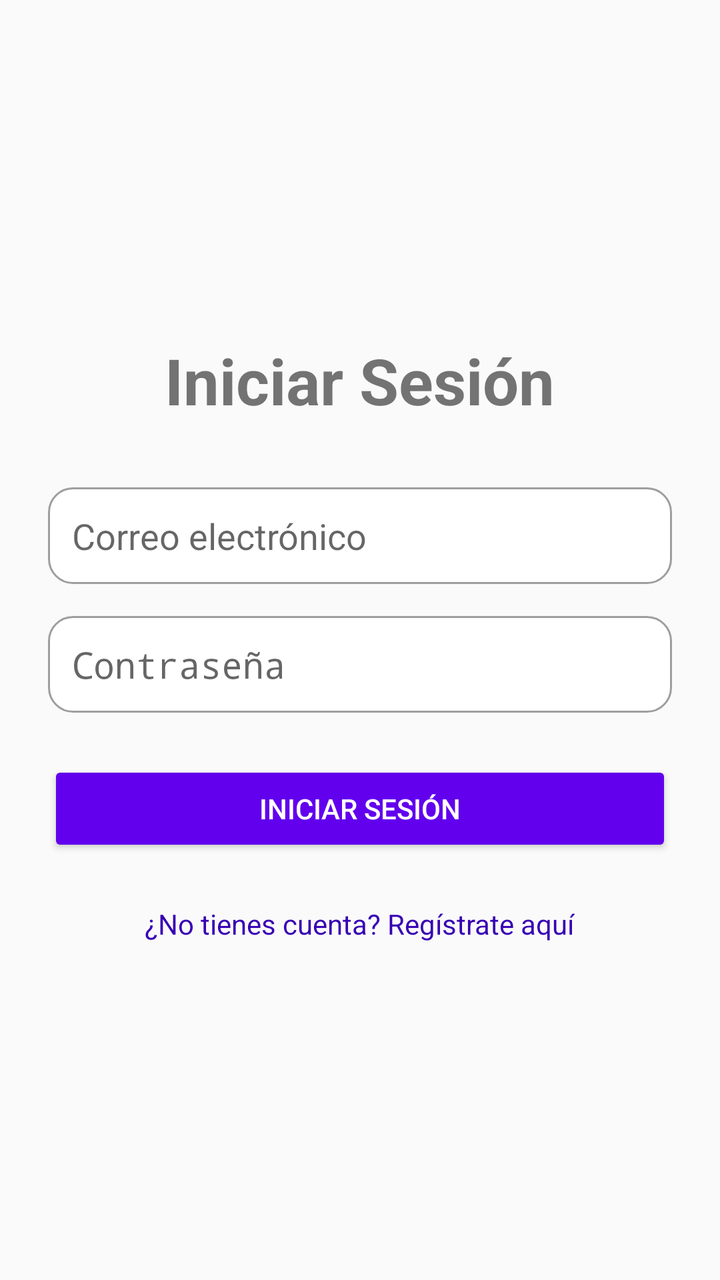
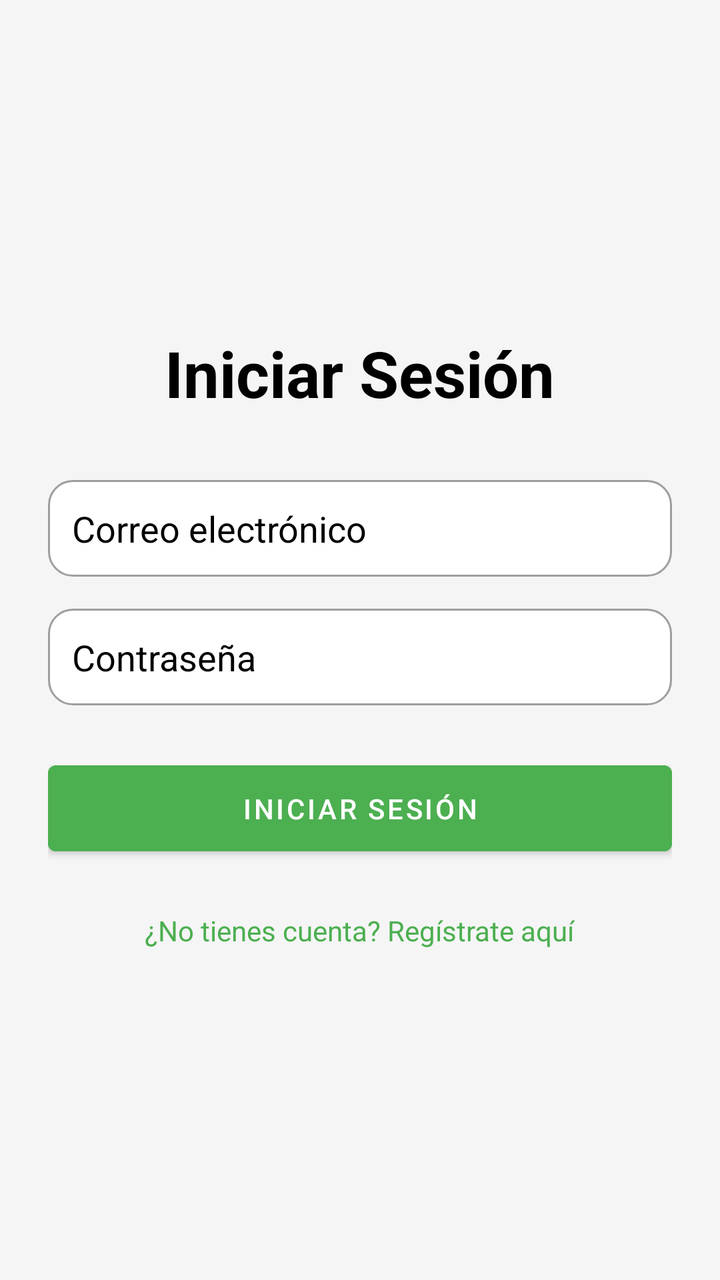

Screens rendered from an Android XML layout before and after an edit, with the pre-edit source and the edit as a unified diff.
<!-- AndroidManifest.xml: application theme Theme.Proyectoplata -->
<!-- res/layout/activity_login.xml -->
<?xml version="1.0" encoding="utf-8"?>
<LinearLayout xmlns:android="http://schemas.android.com/apk/res/android"
    xmlns:app="http://schemas.android.com/apk/res-auto"
    xmlns:tools="http://schemas.android.com/tools"
    android:layout_width="match_parent"
    android:layout_height="match_parent"
    android:orientation="vertical"
    android:gravity="center"
    android:padding="24dp"
    tools:context=".LoginActivity">

    <TextView
        android:layout_width="wrap_content"
        android:layout_height="wrap_content"
        android:text="Iniciar Sesión"
        android:textSize="32sp"
        android:textStyle="bold"
        android:layout_marginBottom="32dp"/>

    <EditText
        android:id="@+id/et_login_email"
        android:layout_width="match_parent"
        android:layout_height="wrap_content"
        android:hint="Correo electrónico"
        android:inputType="textEmailAddress"
        android:padding="12dp"
        android:minHeight="48dp"
        android:layout_marginBottom="16dp"
        android:background="@drawable/rounded_corners_edittext"/>

    <EditText
        android:id="@+id/et_login_password"
        android:layout_width="match_parent"
        android:layout_height="wrap_content"
        android:hint="Contraseña"
        android:inputType="textPassword"
        android:padding="12dp"
        android:minHeight="48dp"
        android:layout_marginBottom="24dp"
        android:background="@drawable/rounded_corners_edittext"/>

    <Button
        android:id="@+id/btn_login"
        android:layout_width="match_parent"
        android:layout_height="wrap_content"
        android:text="Iniciar Sesión"
        android:backgroundTint="#6200EE"
        android:textColor="@android:color/white"
        android:padding="12dp"/>

    <TextView
        android:id="@+id/tv_register_link"
        android:layout_width="wrap_content"
        android:layout_height="wrap_content"
        android:text="¿No tienes cuenta? Regístrate aquí"
        android:textColor="@color/design_default_color_primary_variant"
        android:layout_marginTop="24dp"
        android:clickable="true"
        android:focusable="true"/>

</LinearLayout>
<!-- resources referenced by this layout -->
<resources>
  <!-- drawable rounded_corners_edittext (drawable) -->
  <?xml version="1.0" encoding="utf-8"?>
  <shape xmlns:android="http://schemas.android.com/apk/res/android">
      <solid android:color="@android:color/white" />
      <corners android:radius="12dp" />
      <stroke android:width="1dp" android:color="#9E9E9E" />
  </shape>
  <style name="Theme.Proyectoplata" parent="Theme.AppCompat.Light.NoActionBar">
          <item name="colorPrimary">@color/colorPrimary</item>
          <item name="colorPrimaryDark">@color/colorPrimaryDark</item>
          <item name="colorAccent">@color/colorAccent</item>
      </style>
  <color name="colorPrimary">@color/purple_500</color>
  <color name="colorPrimaryDark">@color/purple_700</color>
  <color name="colorAccent">@color/teal_200</color>
  <color name="purple_500">#FF6200EE</color>
  <color name="purple_700">#FF3700B3</color>
  <color name="teal_200">#FF03DAC5</color>
</resources>

<!-- the commit's change to res/layout/activity_login.xml (unified diff, before → after) -->
@@ -7,55 +7,54 @@
     android:orientation="vertical"
     android:gravity="center"
     android:padding="24dp"
-    tools:context=".LoginActivity">
-
+    android:background="?attr/android:colorBackground" tools:context=".LoginActivity">
     <TextView
         android:layout_width="wrap_content"
         android:layout_height="wrap_content"
-        android:text="Iniciar Sesión"
+        android:text="@string/login_title"
         android:textSize="32sp"
         android:textStyle="bold"
-        android:layout_marginBottom="32dp"/>
-
+        android:layout_marginBottom="32dp"
+        android:textColor="?attr/colorOnBackground"/>
     <EditText
         android:id="@+id/et_login_email"
         android:layout_width="match_parent"
         android:layout_height="wrap_content"
-        android:hint="Correo electrónico"
+        android:hint="@string/email_hint"
         android:inputType="textEmailAddress"
         android:padding="12dp"
         android:minHeight="48dp"
         android:layout_marginBottom="16dp"
-        android:background="@drawable/rounded_corners_edittext"/>
-
+        android:background="@drawable/rounded_corners_edittext"
+        android:textColor="?attr/colorOnSurface"
+        android:textColorHint="?attr/colorOnSurface"/>
     <EditText
         android:id="@+id/et_login_password"
         android:layout_width="match_parent"
         android:layout_height="wrap_content"
-        android:hint="Contraseña"
+        android:hint="@string/password_hint"
         android:inputType="textPassword"
         android:padding="12dp"
         android:minHeight="48dp"
         android:layout_marginBottom="24dp"
-        android:background="@drawable/rounded_corners_edittext"/>
-
+        android:background="@drawable/rounded_corners_edittext"
+        android:textColor="?attr/colorOnSurface"
+        android:textColorHint="?attr/colorOnSurface"/>
     <Button
         android:id="@+id/btn_login"
         android:layout_width="match_parent"
         android:layout_height="wrap_content"
-        android:text="Iniciar Sesión"
-        android:backgroundTint="#6200EE"
-        android:textColor="@android:color/white"
+        android:text="@string/login_button"
+        android:backgroundTint="?attr/colorPrimary"
+        android:textColor="?attr/colorOnPrimary"
         android:padding="12dp"/>
-
     <TextView
         android:id="@+id/tv_register_link"
         android:layout_width="wrap_content"
         android:layout_height="wrap_content"
-        android:text="¿No tienes cuenta? Regístrate aquí"
-        android:textColor="@color/design_default_color_primary_variant"
+        android:text="@string/register_link_text"
+        android:textColor="?attr/colorPrimary"
         android:layout_marginTop="24dp"
         android:clickable="true"
         android:focusable="true"/>
-
 </LinearLayout>
<!-- resource entries referenced after the edit -->
@@ -7,16 +7,30 @@
       <corners android:radius="12dp" />
       <stroke android:width="1dp" android:color="#9E9E9E" />
   </shape>
-  <style name="Theme.Proyectoplata" parent="Theme.AppCompat.Light.NoActionBar">
-          <item name="colorPrimary">@color/colorPrimary</item>
-          <item name="colorPrimaryDark">@color/colorPrimaryDark</item>
-          <item name="colorAccent">@color/colorAccent</item>
+  <string name="email_hint">Correo electrónico</string>
+  <string name="login_button">Iniciar Sesión</string>
+  <string name="login_title">Iniciar Sesión</string>
+  <string name="password_hint">Contraseña</string>
+  <string name="register_link_text">¿No tienes cuenta? Regístrate aquí</string>
+  <style name="Theme.Proyectoplata" parent="Theme.MaterialComponents.Light.NoActionBar">
+          <item name="colorPrimary">@color/green_primary_500</item>        <item name="colorPrimaryVariant">@color/green_primary_700</item>   <item name="colorOnPrimary">@color/on_primary_color_light</item> <item name="colorSecondary">@color/brown_secondary_500</item>      <item name="colorSecondaryVariant">@color/brown_secondary_700</item> <item name="colorOnSecondary">@color/on_secondary_color_light</item> <item name="colorSurface">@color/surface_light</item>             <item name="colorOnSurface">@color/on_surface_light</item>       <item name="android:colorBackground">@color/background_light</item> <item name="colorOnBackground">@color/on_background_light</item> <item name="android:statusBarColor" tools:targetApi="l">?attr/colorPrimaryVariant</item>
+          <item name="android:navigationBarColor" tools:targetApi="l">?attr/colorSurface</item>
+  
+          <item name="android:textColorPrimary">?attr/colorOnSurface</item>      <item name="android:textColorSecondary">?attr/colorOnSurface</item>   <item name="textInputStyle">@style/Widget.MaterialComponents.TextInputLayout.OutlinedBox</item>
+          <item name="toolbarStyle">@style/Widget.MaterialComponents.Toolbar.PrimarySurface</item>
+          <item name="actionBarPopupTheme">@style/ThemeOverlay.MaterialComponents.Light</item>
+          <item name="materialButtonStyle">@style/Widget.MaterialComponents.Button</item>
+  
       </style>
-  <color name="colorPrimary">@color/purple_500</color>
-  <color name="colorPrimaryDark">@color/purple_700</color>
-  <color name="colorAccent">@color/teal_200</color>
-  <color name="purple_500">#FF6200EE</color>
-  <color name="purple_700">#FF3700B3</color>
-  <color name="teal_200">#FF03DAC5</color>
+  <color name="green_primary_500">#4CAF50</color>
+  <color name="green_primary_700">#388E3C</color>
+  <color name="on_primary_color_light">#FFFFFF</color>
+  <color name="brown_secondary_500">#795548</color>
+  <color name="brown_secondary_700">#5D4037</color>
+  <color name="on_secondary_color_light">#FFFFFF</color>
+  <color name="surface_light">#FFFFFF</color>
+  <color name="on_surface_light">#FF000000</color>
+  <color name="background_light">#F5F5F5</color>
+  <color name="on_background_light">#FF000000</color>
 </resources>
 
